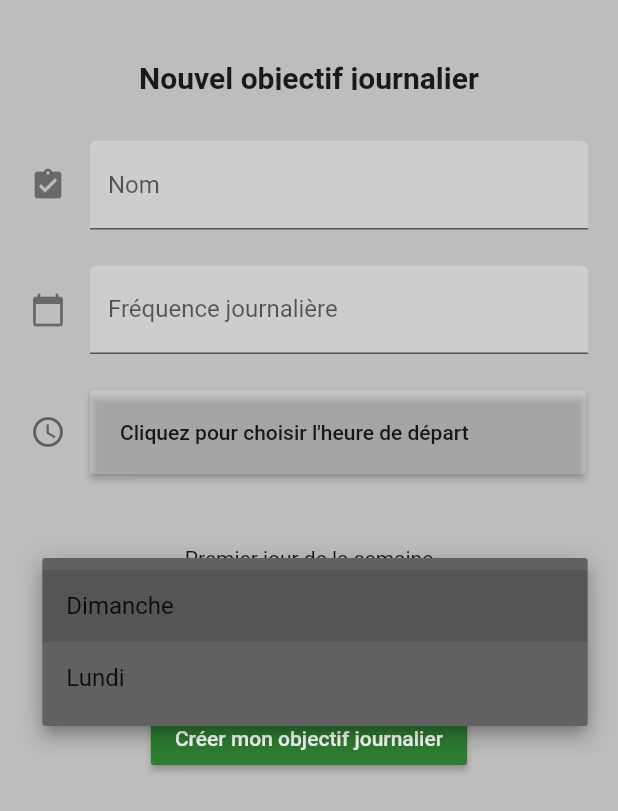
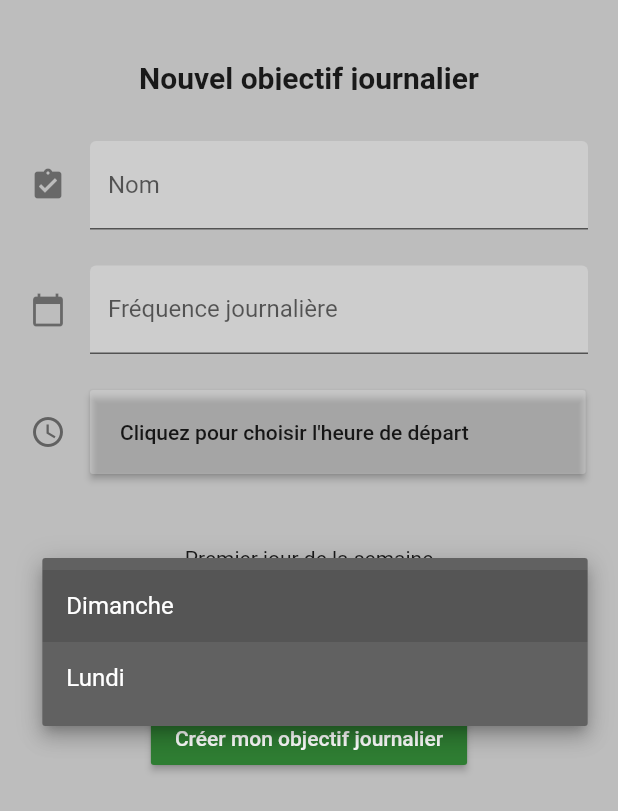
Before and after one commit to nassimassb/daily-goal, a Flutter app: the ItemTwo screen opened directly, after a tap on "Selectionnez le premier jour de la semai", on a phone screen of 412 x 824 dp. Shown: the top 811 px of the screen. Run offline on Flutter 3.47's test engine with Material 2 defaults, Android fonts, the phone set to English and light mode, and no system bars; our stand-ins replace cloud_firestore, curved_navigation_bar; accounts and stored records are empty.

Commit message:
Design + android launcher name

```diff
--- a/lib/Home.dart
+++ b/lib/Home.dart
@@ -28,7 +28,7 @@ class _HomeState extends State<Home> {
     return new Scaffold(
 
       appBar: AppBar(
-
+        actions: [],
           title: Container(
             margin: EdgeInsets.only(left: 30.0),
             child: Row(
@@ -41,7 +41,7 @@ class _HomeState extends State<Home> {
                 Text("Daily goal"),
               ],
             ),
-          )
+          ),
       ),
       drawer: SafeArea(
         child: Drawer(
@@ -83,7 +83,6 @@ class _HomeState extends State<Home> {
           ),
         ),
       ),
-
       body: new GestureDetector(
           onTap: () {
             FocusScope.of(context).requestFocus(new FocusNode());
@@ -91,7 +90,6 @@ class _HomeState extends State<Home> {
           child: pageOptions[_indexPage]
       ),
       backgroundColor: Colors.grey[900],
-
 
       bottomNavigationBar: Container(
         height: 55.0,
--- a/lib/Pages/ItemThree.dart
+++ b/lib/Pages/ItemThree.dart
@@ -26,7 +26,7 @@ class _ItemThreeState extends State<ItemThree> {
   .map(
       (String value) => DropdownMenuItem<String>(
         value: value,
-        child: Text(value),
+        child: Text(value, style: TextStyle(color: Colors.white),),
       ),
   )
   .toList();
@@ -74,7 +74,7 @@ class _ItemThreeState extends State<ItemThree> {
                     for(int i = 0; i < snapshot.data.documents.length;i++) {
                       DocumentSnapshot snap = snapshot.data.documents[i];
                       homeDataItems.add(DropdownMenuItem(
-                            child: Text(snap.data["objectifs"]),
+                            child: Text(snap.data["objectifs"], style: TextStyle(color: Colors.white),),
                             value: "${snap.data["objectifs"]}",
                           ));
                     }
--- a/lib/Pages/ItemTwo.dart
+++ b/lib/Pages/ItemTwo.dart
@@ -1,3 +1,4 @@
+import 'package:daily_goal_app/Widgets/theme.dart';
 import 'package:flutter/cupertino.dart';
 import 'package:flutter/material.dart';
 import 'package:flutter/services.dart';
@@ -17,7 +18,7 @@ class _ItemTwoState extends State<ItemTwo> {
   .map(
       (String value) => DropdownMenuItem<String>(
           value: value,
-          child: Text(value),
+          child: Text(value, style: TextStyle(color: Colors.white),),
       ),
   )
   .toList();
--- a/lib/Pages/MyAccount.dart
+++ b/lib/Pages/MyAccount.dart
@@ -19,7 +19,7 @@ class _MyAccountState extends State<MyAccount> {
               Align(
                 alignment: Alignment.topLeft,
                 child: IconButton(
-                  icon: Icon(Icons.arrow_back, color: Colors.white,),
+                  icon: Icon(Icons.arrow_back),
                   onPressed: () {
                     Navigator.of(context).push(new MaterialPageRoute(builder: (c)=>Home()));
                   },
--- a/lib/Pages/Settings.dart
+++ b/lib/Pages/Settings.dart
@@ -19,7 +19,7 @@ class _SettingsState extends State<Settings> {
               Align(
                 alignment: Alignment.topLeft,
                 child: IconButton(
-                  icon: Icon(Icons.arrow_back, color: Colors.white,),
+                  icon: Icon(Icons.arrow_back),
                   onPressed: () {
                     Navigator.of(context).push(new MaterialPageRoute(builder: (c)=>Home()));
                   },
--- a/pubspec.yaml
+++ b/pubspec.yaml
@@ -32,10 +32,15 @@ dev_dependencies:
 
   flutter_launcher_icons: "^0.7.4"
 
+  flutter_launcher_name: "^0.0.1"
+
 flutter_icons:
   image_path: "assets/images/dailygoal_logo.png"
   android: true
   ios: true
+
+flutter_launcher_name:
+  name: "Daily goal"
 
 # For information on the generic Dart part of this file, see the
 # following page: https://dart.dev/tools/pub/pubspec
```
Also changed, not shown: assets/images/dailygoal_logo.png, pubspec.lock, 1 other file.
